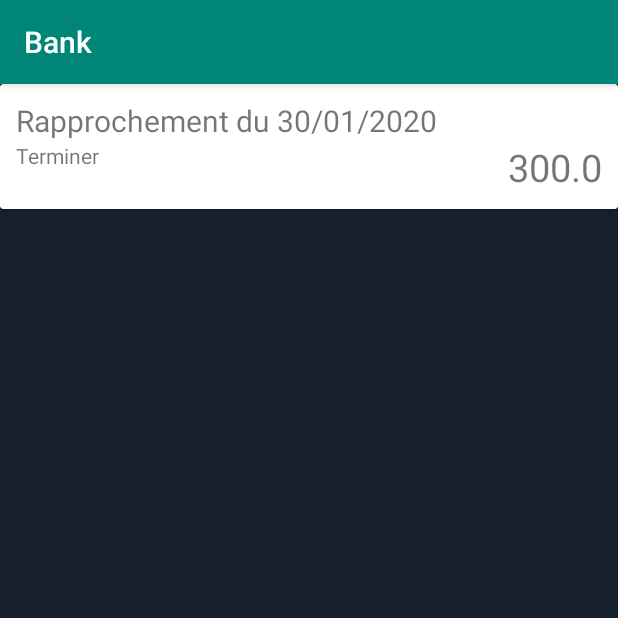
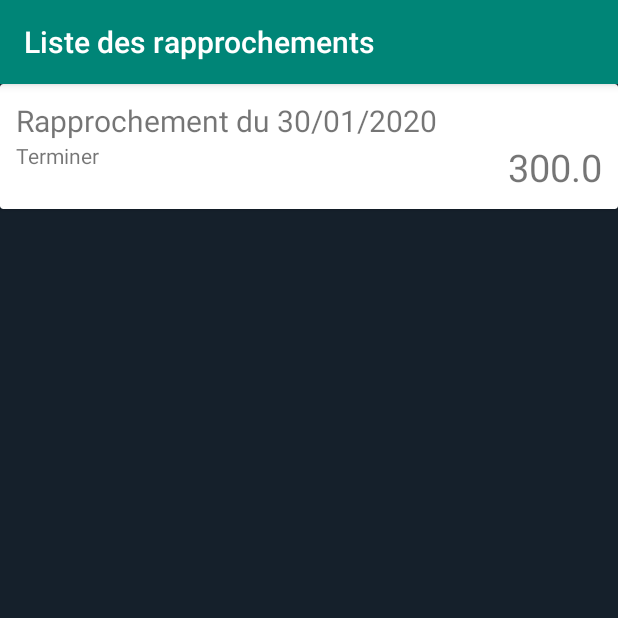
Before and after one commit to tristan-spinnewyn/gestionMoney, an Android app: the RapprochementListe screen opened directly, with no data from a screen before it, on a phone screen of 412 x 824 dp, the top half of it. Run offline under Robolectric (Android 15) with nearby library versions, the phone set to English and light mode, and no system bars; our stand-ins replace Room's generated code.

Commit message:
add title activity lstRapprochement

```diff
--- a/app/src/main/java/spinnewyn/project/bank/RapprochementListe.kt
+++ b/app/src/main/java/spinnewyn/project/bank/RapprochementListe.kt
@@ -12,7 +12,7 @@ class RapprochementListe : AppCompatActivity() {
         super.onCreate(savedInstanceState)
         setContentView(R.layout.activity_rapprochement_liste)
         val db = BankDatabase.getDatabase(this)
-
+        setTitle("Liste des rapprochements")
         lstRapp.layoutManager = LinearLayoutManager(this)
         lstRapp.adapter = RapprochementAdapter(db.rapprochementDao(),this)
 
--- a/app/src/main/res/layout/activity_rapprochement_liste.xml
+++ b/app/src/main/res/layout/activity_rapprochement_liste.xml
@@ -1,5 +1,5 @@
 <?xml version="1.0" encoding="utf-8"?>
-<LinearLayout  xmlns:android="http://schemas.android.com/apk/res/android"
+<androidx.constraintlayout.widget.ConstraintLayout xmlns:android="http://schemas.android.com/apk/res/android"
     xmlns:app="http://schemas.android.com/apk/res-auto"
     xmlns:tools="http://schemas.android.com/tools"
     android:layout_width="match_parent"
@@ -14,4 +14,5 @@
 
     </androidx.recyclerview.widget.RecyclerView>
 
-</LinearLayout >
+
+</androidx.constraintlayout.widget.ConstraintLayout>
```
